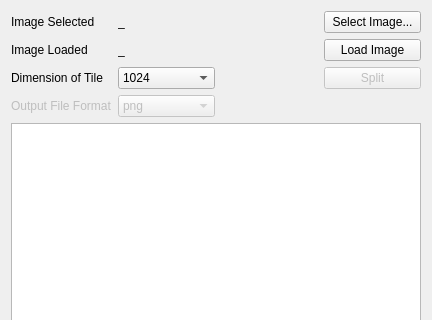
The window that qt-demo/image-gl/mainwindow.ui (gitter-badger/image-gl) describes before a commit, drawn with Qt 5; both pictures show x 0 to 432 and y 0 to 320 of the 432 by 475 pixel window.
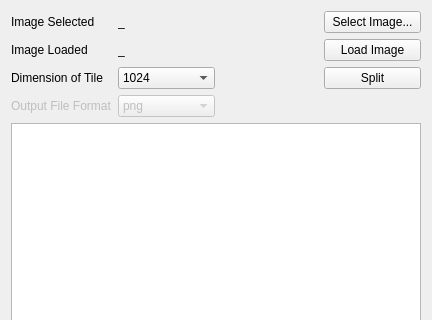
The same window after the commit.

Commit message: updated animation parameters for pan & zoom  Fix runtime opengl es issue  Fix alpha blending  Add split button to write tiles  added small dimension parameter for tile json document

Diff of the .ui file:
```diff
--- a/qt-demo/image-gl/mainwindow.ui
+++ b/qt-demo/image-gl/mainwindow.ui
@@ -133,7 +133,7 @@
       <item row="3" column="3">
        <widget class="QPushButton" name="pushButtonSplit">
         <property name="enabled">
-         <bool>false</bool>
+         <bool>true</bool>
         </property>
         <property name="text">
          <string>Split</string>
```
The commit also changes 4 other files.
